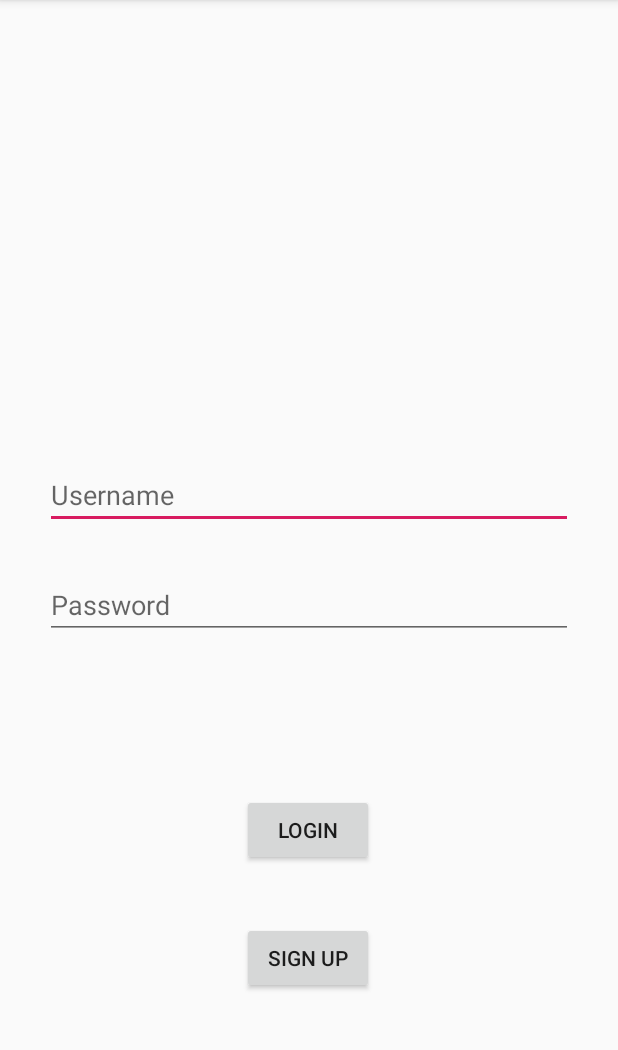
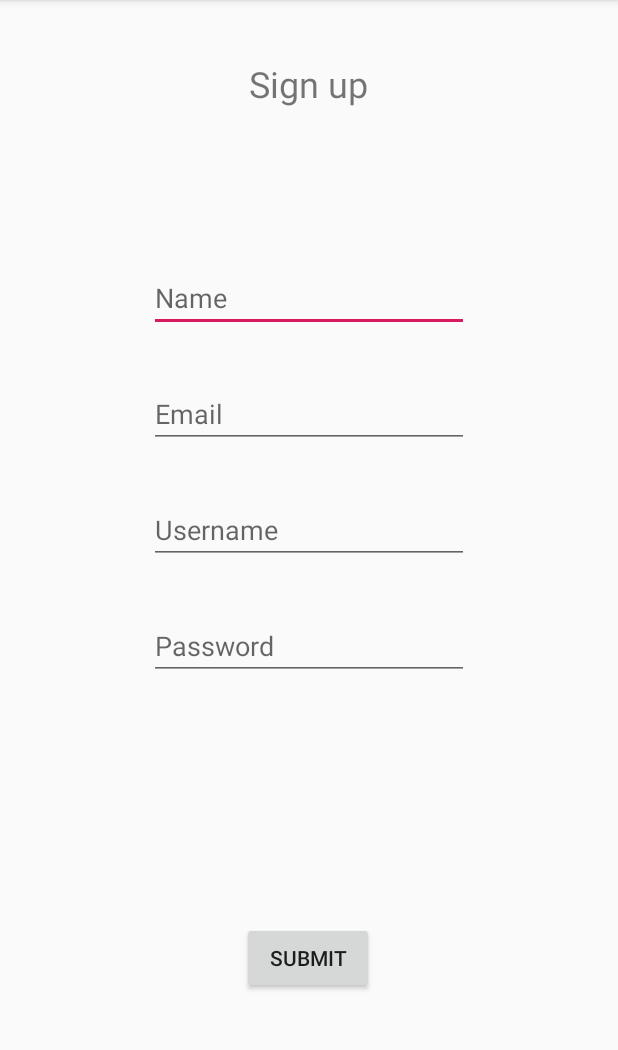
Before and after one commit to searjasub/PRO200-FinderFeast, an Android app: the screen it shows after launch (LoginActivity before the commit, SignUp after it), after a tap on "LOGIN", on a phone screen of 412 x 824 dp, the part 84-1134 px from its top. Run offline under Robolectric (Android 15) with nearby library versions, the phone set to English and light mode, and no system bars.

Commit message:
sign up screen fixed

```diff
--- a/app/build.gradle
+++ b/app/build.gradle
@@ -23,6 +23,7 @@ dependencies {
     implementation fileTree(dir: 'libs', include: ['*.jar'])
     implementation 'androidx.appcompat:appcompat:1.0.2'
     implementation 'androidx.constraintlayout:constraintlayout:1.1.3'
+    implementation 'com.google.android.material:material:1.0.0'
     testImplementation 'junit:junit:4.12'
     androidTestImplementation 'androidx.test.ext:junit:1.1.0'
     androidTestImplementation 'androidx.test.espresso:espresso-core:3.1.1'
--- a/app/src/main/AndroidManifest.xml
+++ b/app/src/main/AndroidManifest.xml
@@ -12,6 +12,8 @@
         android:roundIcon="@mipmap/ic_launcher_round"
         android:supportsRtl="true"
         android:theme="@style/AppTheme">
+        <activity android:name=".SignUp"></activity>
+        <activity android:name=".Controller.Main2Activity" />
         <activity android:name=".LoginActivity">
             <intent-filter>
                 <action android:name="android.intent.action.MAIN" />
@@ -19,7 +21,7 @@
                 <category android:name="android.intent.category.LAUNCHER" />
             </intent-filter>
         </activity>
-        <activity android:name=".MainActivity" ></activity>
+        <activity android:name=".MainActivity" />
     </application>
 
 </manifest>
--- a/app/src/main/java/team7/finderfeast/LoginActivity.java
+++ b/app/src/main/java/team7/finderfeast/LoginActivity.java
@@ -1,9 +1,10 @@
 package team7.finderfeast;
 
-import androidx.appcompat.app.AppCompatActivity;
-
+import android.content.Intent;
 import android.os.Bundle;
 import android.view.View;
+
+import androidx.appcompat.app.AppCompatActivity;
 
 public class LoginActivity extends AppCompatActivity {
 
@@ -14,11 +15,15 @@ public class LoginActivity extends AppCompatActivity {
     }
 
     public void signUp(View view) {
+
+        Intent intent = new Intent(this, MainActivity.class);
+        startActivity(intent);
+
     }
 
     public void login(View view) {
 
-
-
+        Intent intent = new Intent(this, SignUp.class);
+        startActivity(intent);
     }
 }
--- /dev/null
+++ b/app/src/main/java/team7/finderfeast/SignUp.java
@@ -0,0 +1,14 @@
+package team7.finderfeast;
+
+import android.os.Bundle;
+
+import androidx.appcompat.app.AppCompatActivity;
+
+public class SignUp extends AppCompatActivity {
+
+    @Override
+    protected void onCreate(Bundle savedInstanceState) {
+        super.onCreate(savedInstanceState);
+        setContentView(R.layout.activity_sign_up);
+    }
+}
--- a/app/src/main/res/layout/activity_login.xml
+++ b/app/src/main/res/layout/activity_login.xml
@@ -6,27 +6,28 @@
     android:layout_height="match_parent"
     tools:context=".LoginActivity">
 
-    <ImageView
-        android:id="@+id/imageView"
-        android:layout_width="203dp"
-        android:layout_height="187dp"
-        android:layout_marginTop="64dp"
-        app:layout_constraintEnd_toEndOf="parent"
-        app:layout_constraintStart_toStartOf="parent"
-        app:layout_constraintTop_toTopOf="parent" />
+    <!--    <ImageView-->
+    <!--        android:id="@+id/imageView"-->
+    <!--        android:layout_width="203dp"-->
+    <!--        android:layout_height="187dp"-->
+    <!--        android:layout_marginTop="64dp"-->
+    <!--        app:layout_constraintEnd_toEndOf="parent"-->
+    <!--        app:layout_constraintStart_toStartOf="parent"-->
+    <!--        app:layout_constraintTop_toTopOf="parent" />-->
 
     <EditText
         android:id="@+id/username"
         android:layout_width="match_parent"
         android:layout_height="wrap_content"
         android:layout_marginLeft="30dp"
-        android:layout_marginTop="56dp"
+        android:layout_marginTop="292dp"
         android:layout_marginRight="30dp"
         android:hint="@string/username"
         android:inputType="text"
         app:layout_constraintEnd_toEndOf="parent"
+        app:layout_constraintHorizontal_bias="0.733"
         app:layout_constraintStart_toStartOf="parent"
-        app:layout_constraintTop_toBottomOf="@+id/imageView" />
+        app:layout_constraintTop_toTopOf="parent" />
 
     <EditText
         android:id="@+id/password"
--- /dev/null
+++ b/app/src/main/res/layout/activity_sign_up.xml
@@ -0,0 +1,83 @@
+<?xml version="1.0" encoding="utf-8"?>
+<androidx.constraintlayout.widget.ConstraintLayout xmlns:android="http://schemas.android.com/apk/res/android"
+    xmlns:app="http://schemas.android.com/apk/res-auto"
+    xmlns:tools="http://schemas.android.com/tools"
+    android:layout_width="match_parent"
+    android:layout_height="match_parent"
+    tools:context=".SignUp">
+
+    <TextView
+        android:id="@+id/textView"
+        android:layout_width="177dp"
+        android:layout_height="48dp"
+        android:layout_marginTop="32dp"
+        android:gravity="center"
+        android:text="@string/sign_up"
+        android:textSize="24sp"
+        app:layout_constraintEnd_toEndOf="parent"
+        app:layout_constraintHorizontal_bias="0.497"
+        app:layout_constraintStart_toStartOf="parent"
+        app:layout_constraintTop_toTopOf="parent" />
+
+    <EditText
+        android:id="@+id/name"
+        android:layout_width="wrap_content"
+        android:layout_height="wrap_content"
+        android:layout_marginTop="96dp"
+        android:ems="10"
+        android:hint="@string/name"
+        android:inputType="textPersonName"
+        app:layout_constraintEnd_toEndOf="parent"
+        app:layout_constraintStart_toStartOf="parent"
+        app:layout_constraintTop_toBottomOf="@+id/textView" />
+
+    <EditText
+        android:id="@+id/email"
+        android:layout_width="wrap_content"
+        android:layout_height="wrap_content"
+        android:layout_marginTop="32dp"
+        android:ems="10"
+        android:hint="@string/email"
+        android:inputType="textEmailAddress"
+        app:layout_constraintEnd_toEndOf="parent"
+        app:layout_constraintStart_toStartOf="parent"
+        app:layout_constraintTop_toBottomOf="@+id/name" />
+
+    <EditText
+        android:id="@+id/username"
+        android:layout_width="wrap_content"
+        android:layout_height="wrap_content"
+        android:layout_marginTop="32dp"
+        android:ems="10"
+        android:hint="@string/username"
+        android:inputType="textPersonName"
+        app:layout_constraintEnd_toEndOf="parent"
+        app:layout_constraintStart_toStartOf="parent"
+        app:layout_constraintTop_toBottomOf="@+id/email" />
+
+    <EditText
+        android:id="@+id/password"
+        android:layout_width="wrap_content"
+        android:layout_height="wrap_content"
+        android:layout_marginTop="32dp"
+        android:ems="10"
+        android:hint="@string/password"
+        android:inputType="textPassword"
+        app:layout_constraintEnd_toEndOf="parent"
+        app:layout_constraintStart_toStartOf="parent"
+        app:layout_constraintTop_toBottomOf="@+id/username" />
+
+    <Button
+        android:id="@+id/submit"
+        android:layout_width="wrap_content"
+        android:layout_height="wrap_content"
+        android:layout_marginTop="56dp"
+        android:text="@string/submit"
+        app:layout_constraintBottom_toBottomOf="parent"
+        app:layout_constraintEnd_toEndOf="parent"
+        app:layout_constraintHorizontal_bias="0.498"
+        app:layout_constraintStart_toStartOf="parent"
+        app:layout_constraintTop_toBottomOf="@+id/password" />
+
+
+</androidx.constraintlayout.widget.ConstraintLayout>
--- a/app/src/main/res/values/strings.xml
+++ b/app/src/main/res/values/strings.xml
@@ -4,4 +4,7 @@
     <string name="username">Username</string>
     <string name="sign_up">Sign up</string>
     <string name="login">Login</string>
+    <string name="name">Name</string>
+    <string name="email">Email</string>
+    <string name="submit">Submit</string>
 </resources>
--- a/app/src/main/res/values/styles.xml
+++ b/app/src/main/res/values/styles.xml
@@ -8,4 +8,13 @@
         <item name="colorAccent">@color/colorAccent</item>
     </style>
 
+    <style name="AppTheme.NoActionBar">
+        <item name="windowActionBar">false</item>
+        <item name="windowNoTitle">true</item>
+    </style>
+
+    <style name="AppTheme.AppBarOverlay" parent="ThemeOverlay.AppCompat.Dark.ActionBar" />
+
+    <style name="AppTheme.PopupOverlay" parent="ThemeOverlay.AppCompat.Light" />
+
 </resources>
```
